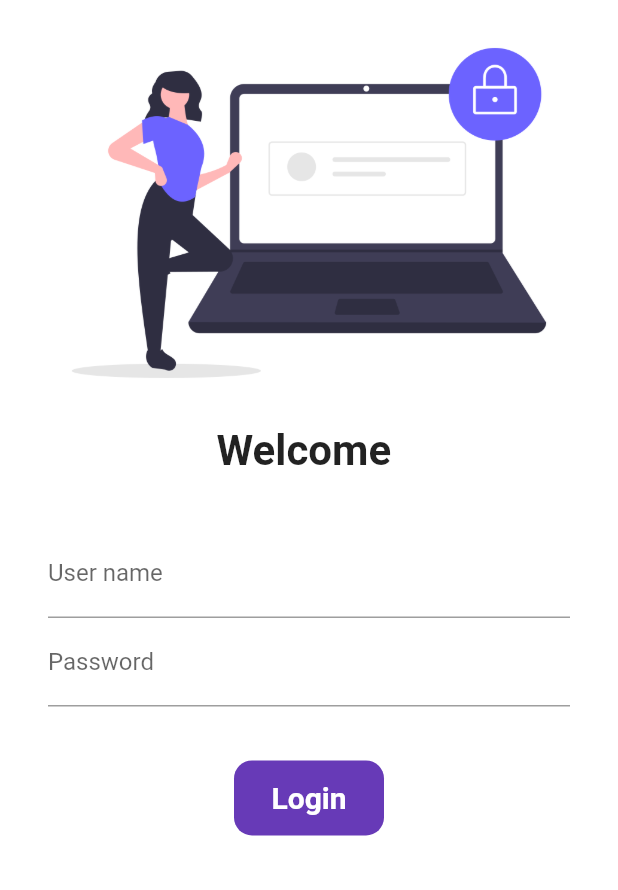
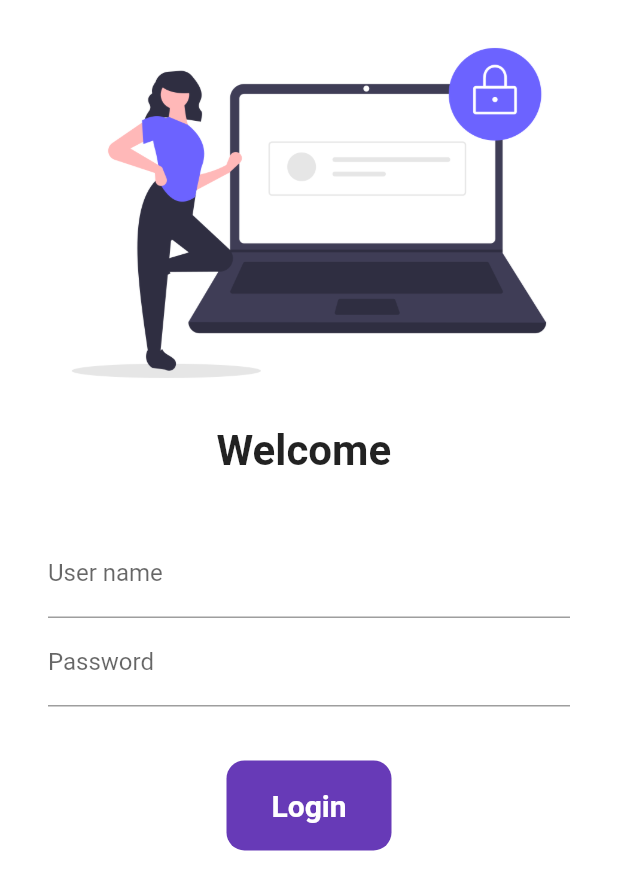
Before and after one commit to ssacharya2002/30Days_Of_Flutter, a Flutter app: the screen it shows after launch, on a phone screen of 412 x 824 dp. Shown: the top 890 px of the screen. Run offline on Flutter 3.47's test engine with Material 2 defaults, Android fonts, the phone set to English and light mode, and no system bars; our stand-ins replace google_fonts.

Commit message:
day 8 completed

```diff
--- a/lib/pages/login_page.dart
+++ b/lib/pages/login_page.dart
@@ -11,6 +11,23 @@ class LoginPage extends StatefulWidget {
 class _LoginPageState extends State<LoginPage> {
   String name = "";
   bool changeButton = false;
+  final _formKey = GlobalKey<FormState>();
+
+  moveToHome(BuildContext context) async {
+    if (_formKey.currentState!.validate()) {
+
+
+    setState(() {
+      changeButton = true;
+    });
+    await Future.delayed(Duration(seconds: 1));
+    await Navigator.pushNamed(context, MyRoute.homeRoute);
+    setState(() {
+      changeButton = false;
+    });
+  }
+
+      }
 
   @override
   Widget build(BuildContext context) {
@@ -36,6 +53,8 @@ class _LoginPageState extends State<LoginPage> {
             Padding(
               padding:
                   const EdgeInsets.symmetric(vertical: 16.0, horizontal: 32.0),
+              child: Form(
+                key: _formKey,
                 child: Column(
                   children: [
                     TextFormField(
@@ -43,6 +62,16 @@ class _LoginPageState extends State<LoginPage> {
                         hintText: "Enter username",
                         label: Text("User name"),
                       ),
+                      validator: (value) {
+                        if (value!.isEmpty) {
+                          return "Username cannot be empty";
+                        }
+                         else if(value.length < 6){
+                          return "Username length atlist six";
+
+                        }
+                        return null;
+                      },
                       onChanged: (value) => {name = value, setState(() {})},
                     ),
                     TextFormField(
@@ -51,6 +80,16 @@ class _LoginPageState extends State<LoginPage> {
                         hintText: "Enter password",
                         label: Text("Password"),
                       ),
+                      validator: (value) {
+                        if (value!.isEmpty) {
+                          return "password cannot be empty";
+                        }
+                        else if(value.length < 6){
+                          return "Password length atlist six";
+
+                        }
+                        return null;
+                      },
                     ),
                     const SizedBox(
                       height: 20.0,
@@ -58,18 +97,17 @@ class _LoginPageState extends State<LoginPage> {
                   ],
                 ),
               ),
-            InkWell(
-              onTap: () async {
-                setState(() {
-                  changeButton = true;
-                });
-                await Future.delayed(Duration(seconds: 1));
-                Navigator.pushNamed(context, MyRoute.homeRoute);
-              },
+            ),
+            Material(
+              color: Colors.deepPurple,
+              borderRadius: BorderRadius.circular(changeButton ? 50 : 12),
+              child: InkWell(
+                splashColor: Colors.red,
+                onTap: () => moveToHome(context),
                 child: AnimatedContainer(
                   duration: Duration(seconds: 1),
-                height: 50,
-                width: changeButton ? 50 : 100,
+                  height: 60,
+                  width: changeButton ? 60 : 110,
                   alignment: Alignment.center,
                   child: changeButton
                       ? Icon(
@@ -84,19 +122,9 @@ class _LoginPageState extends State<LoginPage> {
                             fontSize: 20,
                           ),
                         ),
-                decoration: BoxDecoration(
-                    color: Colors.deepPurple,
-                    borderRadius:
-                        BorderRadius.circular(changeButton ? 50 : 12)),
+                ),
               ),
             )
-
-            // ElevatedButton(
-            //     child: Text("Login"),
-            //     style: TextButton.styleFrom(minimumSize: Size(120, 40)),
-            //     onPressed: () {
-            //       Navigator.pushNamed(context, MyRoute.homeRoute);
-            //     })
           ],
         ),
       ),
```
Also changed, not shown: lib/utils/routes.dart (line endings or trailing spaces). Lines whose indentation alone changed are shown as unchanged.
